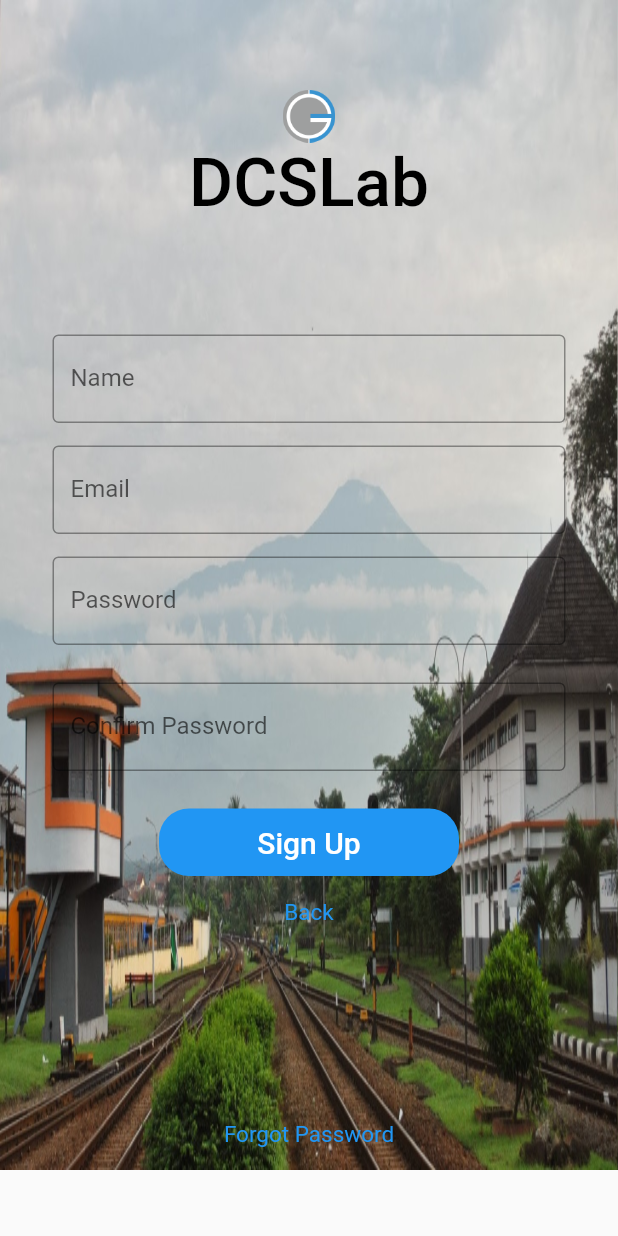
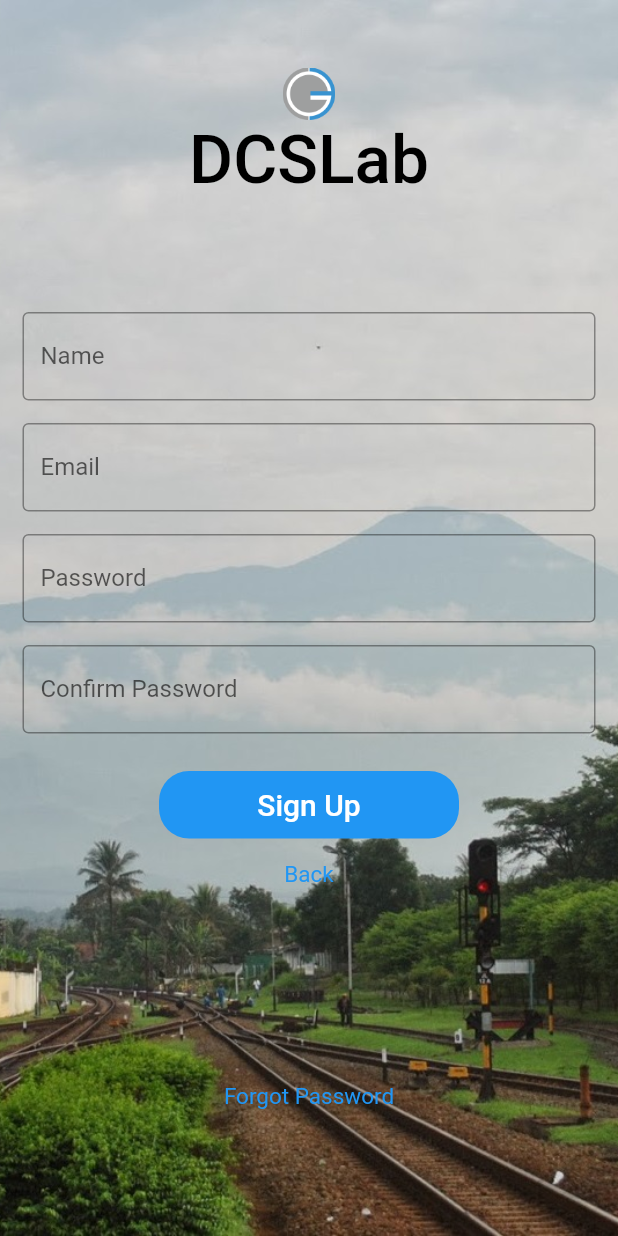
Before and after one commit to GitzJoey/dcslab_mobile, a Flutter app: the screen it shows after launch, after a tap on "Create New Account", on a phone screen of 412 x 824 dp. Run offline on Flutter 3.47's test engine with Material 2 defaults, Android fonts, the phone set to English and light mode, and no system bars.

Commit message:
initial commit

```diff
--- a/lib/screens/login.dart
+++ b/lib/screens/login.dart
@@ -7,23 +7,21 @@ class Login extends StatelessWidget {
   @override
   Widget build(BuildContext context) {
     return Scaffold(
-        body: SingleChildScrollView(
-      child: Container(
+        body: Container(
+            constraints: const BoxConstraints.expand(),
             decoration: const BoxDecoration(
                 image: DecorationImage(
                     image: AssetImage('images/bg.jpg'), fit: BoxFit.cover)),
             child: Padding(
-            padding: EdgeInsets.fromLTRB(15, 0, 15, 0),
+              padding: const EdgeInsets.fromLTRB(15, 0, 15, 0),
+              child: SingleChildScrollView(
                   child: Column(
-              children: <Widget>[
-                Padding(
-                  padding: const EdgeInsets.only(top: 60.0),
-                  child: Center(
-                      child: SizedBox(
+                children: [
+                  const SizedBox(height: 45),
+                  SizedBox(
                     width: 35,
                     height: 35,
                     child: Image.asset('images/g_logo.png'),
-                  )),
                   ),
                   const Text('DCSLab',
                       style: TextStyle(
@@ -34,22 +32,17 @@ class Login extends StatelessWidget {
                   const SizedBox(
                     height: 75,
                   ),
-                const Padding(
-                  padding: EdgeInsets.symmetric(horizontal: 35),
-                  child: TextField(
+                  const TextField(
                     decoration: InputDecoration(
                       border: OutlineInputBorder(),
                       labelText: 'Email',
                       hintText: 'john.doe@example.com',
                     ),
                   ),
-                ),
                   const SizedBox(
                     height: 15,
                   ),
-                const Padding(
-                  padding: EdgeInsets.symmetric(horizontal: 35),
-                  child: TextField(
+                  const TextField(
                     obscureText: true,
                     enableSuggestions: false,
                     autocorrect: false,
@@ -57,7 +50,6 @@ class Login extends StatelessWidget {
                         border: OutlineInputBorder(),
                         labelText: 'Password',
                         hintText: '******************'),
-                  ),
                   ),
                   const SizedBox(
                     height: 25,
@@ -104,8 +96,7 @@ class Login extends StatelessWidget {
                     ),
                   )
                 ],
-            ),
               )),
-    ));
+            )));
   }
 }
--- a/lib/screens/register.dart
+++ b/lib/screens/register.dart
@@ -7,21 +7,20 @@ class Register extends StatelessWidget {
   @override
   Widget build(BuildContext context) {
     return Scaffold(
-        body: SingleChildScrollView(
-      child: Container(
+        body: Container(
+            constraints: const BoxConstraints.expand(),
             decoration: const BoxDecoration(
                 image: DecorationImage(
-                image: AssetImage('images/bg.jpg'), fit: BoxFit.fill)),
-        child: Column(
-          children: <Widget>[
-            Padding(
-              padding: const EdgeInsets.only(top: 60.0),
-              child: Center(
-                  child: SizedBox(
+                    image: AssetImage('images/bg.jpg'), fit: BoxFit.cover)),
+            child: Padding(
+                padding: const EdgeInsets.fromLTRB(15, 0, 15, 0),
+                child: SingleChildScrollView(
+                    child: Column(children: [
+                  const SizedBox(height: 45),
+                  SizedBox(
                     width: 35,
                     height: 35,
                     child: Image.asset('images/g_logo.png'),
-              )),
                   ),
                   const Text('DCSLab',
                       style: TextStyle(
@@ -32,35 +31,26 @@ class Register extends StatelessWidget {
                   const SizedBox(
                     height: 75,
                   ),
-            const Padding(
-              padding: EdgeInsets.symmetric(horizontal: 35),
-              child: TextField(
+                  const TextField(
                       decoration: InputDecoration(
                     border: OutlineInputBorder(),
                     labelText: 'Name',
                     hintText: 'GitzJoey',
-                ),
-              ),
-            ),
+                  )),
                   const SizedBox(
                     height: 15,
                   ),
-            const Padding(
-              padding: EdgeInsets.symmetric(horizontal: 35),
-              child: TextField(
+                  const TextField(
                     decoration: InputDecoration(
                       border: OutlineInputBorder(),
                       labelText: 'Email',
                       hintText: 'gitzjoey@dcslab.com',
                     ),
                   ),
-            ),
                   const SizedBox(
                     height: 15,
                   ),
-            const Padding(
-              padding: EdgeInsets.symmetric(horizontal: 35),
-              child: TextField(
+                  const TextField(
                     obscureText: true,
                     enableSuggestions: false,
                     autocorrect: false,
@@ -69,13 +59,10 @@ class Register extends StatelessWidget {
                         labelText: 'Password',
                         hintText: '******************'),
                   ),
+                  const SizedBox(
+                    height: 15,
                   ),
-            const SizedBox(
-              height: 25,
-            ),
-            const Padding(
-              padding: EdgeInsets.symmetric(horizontal: 35),
-              child: TextField(
+                  const TextField(
                     obscureText: true,
                     enableSuggestions: false,
                     autocorrect: false,
@@ -84,7 +71,6 @@ class Register extends StatelessWidget {
                         labelText: 'Confirm Password',
                         hintText: '******************'),
                   ),
-            ),
                   const SizedBox(
                     height: 25,
                   ),
@@ -92,7 +78,8 @@ class Register extends StatelessWidget {
                     height: 45,
                     width: 200,
                     decoration: BoxDecoration(
-                  color: Colors.blue, borderRadius: BorderRadius.circular(20)),
+                        color: Colors.blue,
+                        borderRadius: BorderRadius.circular(20)),
                     child: TextButton(
                       onPressed: () {},
                       child: const Text(
@@ -103,8 +90,10 @@ class Register extends StatelessWidget {
                   ),
                   TextButton(
                       onPressed: () {
-                  Navigator.push(context,
-                      MaterialPageRoute(builder: (context) => const Login()));
+                        Navigator.push(
+                            context,
+                            MaterialPageRoute(
+                                builder: (context) => const Login()));
                       },
                       child: const Text(
                         'Back',
@@ -126,9 +115,6 @@ class Register extends StatelessWidget {
                           fontSize: 15),
                     ),
                   )
-          ],
-        ),
-      ),
-    ));
+                ])))));
   }
 }
```
Also changed, not shown: lib/screens/dashboard.dart (added), lib/screens/profile.dart (added). Lines whose indentation alone changed are shown as unchanged.
